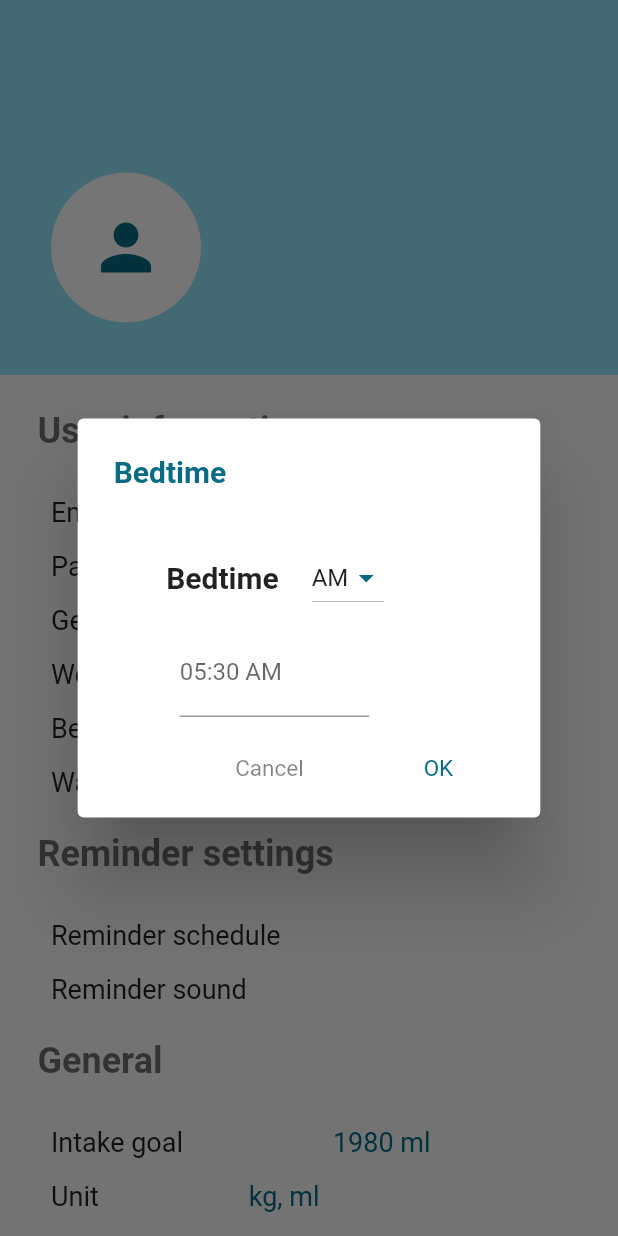
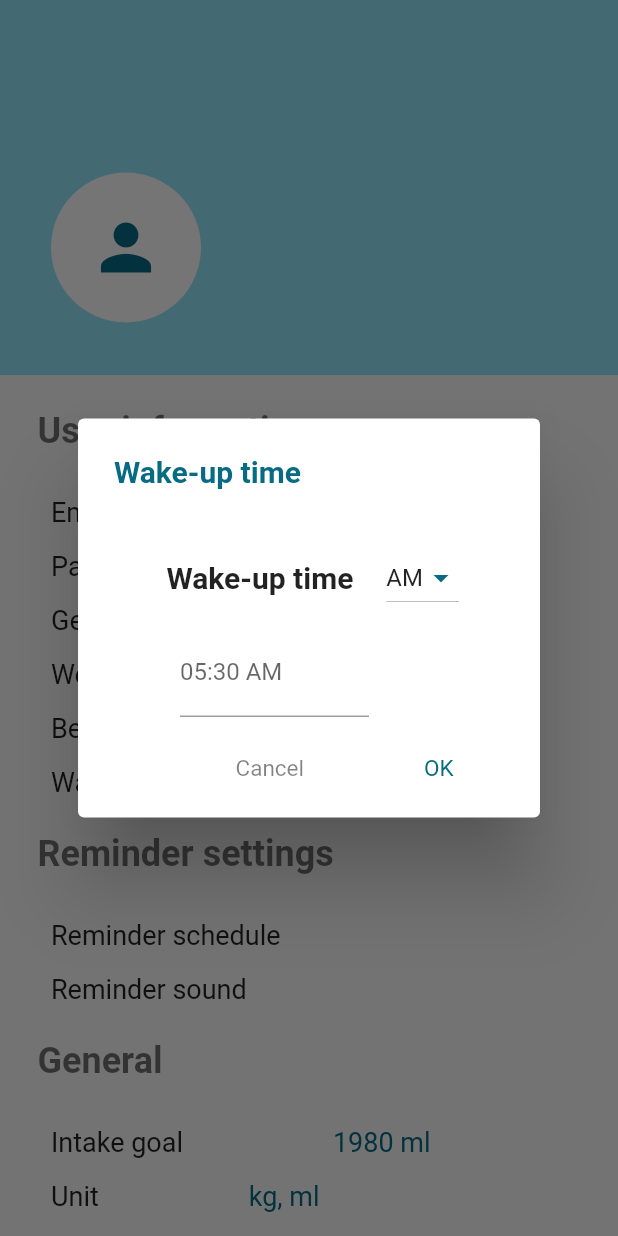
Before and after one commit to ftoome545/Water-Reminder-app, a Flutter app: the ProfilePage screen opened directly with empty values, after a tap on "Wake-up time", on a phone screen of 412 x 824 dp. Run offline on Flutter 3.47's test engine with Material 2 defaults, Android fonts, the phone set to English and light mode, and no system bars; our stand-ins replace another_flushbar, cloud_firestore, firebase_auth, firebase_core, image_picker, modal_progress_hud_nsn and 1 more; accounts and stored records are empty.

Commit message:
solve the updating functions and it work we can see change in the users cloud

```diff
--- a/lib/screens/profile_page.dart
+++ b/lib/screens/profile_page.dart
@@ -1,4 +1,5 @@
 import 'dart:io';
+import 'package:firebase_auth/firebase_auth.dart';
 import 'package:flutter/material.dart';
 import 'package:image_picker/image_picker.dart';
 import 'package:water_reminder_app/model/pages_names.dart';
@@ -7,8 +8,8 @@ import 'package:water_reminder_app/screens/reminder_schedule.dart';
 import 'package:water_reminder_app/screens/reminder_sound.dart';
 import 'package:water_reminder_app/widgets/bedtime_dialog.dart';
 import 'package:water_reminder_app/widgets/gender_dialog.dart';
-
-import '../widgets/user_data.dart';
+import 'package:water_reminder_app/widgets/wakeuptime_dailog.dart';
+import '../widgets/email_alert_dialog.dart';
 import '../widgets/weight_dialog.dart';
 // import 'package:water_reminder_app/model/user_data.dart';
 
@@ -30,6 +31,7 @@ class ProfilePage extends StatefulWidget {
 
 class _ProfilePageState extends State<ProfilePage> {
   String? profileImagePath;
+  User? user = FirebaseAuth.instance.currentUser;
 
   void _showImagePickerDialog() {
     showDialog(
@@ -106,7 +108,7 @@ class _ProfilePageState extends State<ProfilePage> {
     showDialog(
         context: context,
         builder: (BuildContext context) {
-          return BedtimeDialog();
+          return WakeUpTimeDialog();
         });
   }
 
@@ -118,6 +120,15 @@ class _ProfilePageState extends State<ProfilePage> {
       setState(() {
         profileImagePath = pickedImage.path;
       });
+    }
+  }
+
+  void getUserEmail() {
+    if (user != null) {
+      Text(
+        '${user!.email}',
+        style: TextStyle(fontSize: 25, fontWeight: FontWeight.bold),
+      );
     }
   }
 
@@ -166,15 +177,18 @@ class _ProfilePageState extends State<ProfilePage> {
                                   ),
                           ),
                         ),
-                        // Padding(
-                        //   padding: const EdgeInsets.only(
-                        //       top: 68, left: 33, right: 25, bottom: 26),
-                        //   child: Text(
-                        //     'User name',
-                        //     style: TextStyle(
-                        //         fontSize: 25, fontWeight: FontWeight.bold),
-                        //   ),
-                        // ),
+                        Padding(
+                          padding: const EdgeInsets.only(
+                              top: 68, left: 5, right: 5, bottom: 26),
+                          child: (user != null)
+                              ? Text(
+                                  '${user!.email}',
+                                  style: TextStyle(
+                                      fontSize: 20,
+                                      fontWeight: FontWeight.bold),
+                                )
+                              : Text('userName'),
+                        ),
                       ],
                     ),
                   ),
@@ -195,7 +209,7 @@ class _ProfilePageState extends State<ProfilePage> {
                     fontWeight: FontWeight.bold),
               ),
             ),
-            userInformation('Email', 'Sarah@gmail.com', () {
+            userInformation('Email', '${user!.email}', () {
               _showEmailResetDialog();
             }),
             userInformation('Password', '', () {
--- a/lib/widgets/bedtime_dialog.dart
+++ b/lib/widgets/bedtime_dialog.dart
@@ -131,6 +131,7 @@ class _BedtimeDialogState extends State<BedtimeDialog> {
                                 }).catchError((error) {
                                   print('Error updating document: $error');
                                 });
+                                Navigator.pop(context);
                               }
                             }
                           }),
--- a/lib/widgets/wakeuptime_dailog.dart
+++ b/lib/widgets/wakeuptime_dailog.dart
@@ -28,7 +28,7 @@ class _WakeUpTimeDialogState extends State<WakeUpTimeDialog> {
   Widget build(BuildContext context) {
     return AlertDialog(
       title: Text(
-        'Bedtime',
+        'Wake-up time',
         style: TextStyle(
           color: Color.fromARGB(255, 7, 107, 132),
           fontWeight: FontWeight.bold,
@@ -38,11 +38,11 @@ class _WakeUpTimeDialogState extends State<WakeUpTimeDialog> {
         child: ListBody(
           children: <Widget>[
             Padding(
-              padding: const EdgeInsets.only(top: 15, left: 35, right: 80),
+              padding: const EdgeInsets.only(top: 15, left: 35, right: 30),
               child: Row(
                 children: [
                   const Text(
-                    'Bedtime',
+                    'Wake-up time',
                     style: TextStyle(fontSize: 20, fontWeight: FontWeight.bold),
                   ),
                   Padding(
@@ -131,6 +131,7 @@ class _WakeUpTimeDialogState extends State<WakeUpTimeDialog> {
                                 }).catchError((error) {
                                   print('Error updating document: $error');
                                 });
+                                Navigator.pop(context);
                               }
                             }
                           }),
--- a/lib/widgets/weight_dialog.dart
+++ b/lib/widgets/weight_dialog.dart
@@ -129,6 +129,7 @@ class _WeightDialogState extends State<WeightDialog> {
                                 }).catchError((error) {
                                   print('Error updating document: $error');
                                 });
+                                Navigator.pop(context);
                               } else {
                                 Flushbar(
                                   title: "Warning",
```
Also changed, not shown: lib/screens/add_user_info.dart (+9 -1 lines), lib/widgets/email_alert_dialog.dart (renamed from lib/widgets/user_data.dart, +27 -3 lines), lib/widgets/gender_dialog.dart (+9 -3 lines).
